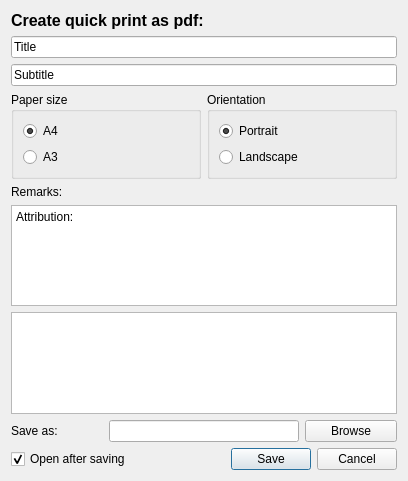
First picture: the form in quick_print3_dialog_base.ui, repository MarcoDuiker/QGIS_QuickPrint, before the edit.
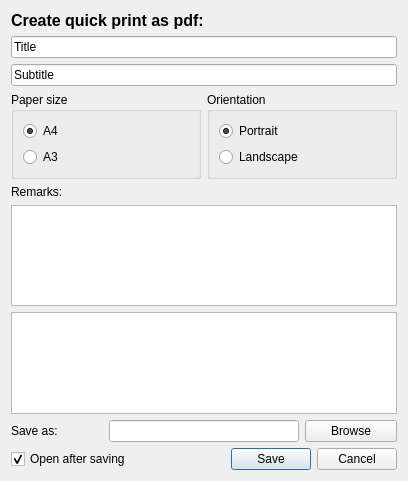
Second picture: the form after the edit.

Commit message: Added default attribution and remarks; moved settings to QgsSettings; improved file name handling

```diff
--- a/quick_print3_dialog_base.ui
+++ b/quick_print3_dialog_base.ui
@@ -41,7 +41,7 @@
    <item row="5" column="0" colspan="4">
     <widget class="QPlainTextEdit" name="bronnenFld">
      <property name="plainText">
-      <string>Attribution:</string>
+      <string/>
      </property>
     </widget>
    </item>
```
Left out of the diff: 24 changed lines with no effect on the pictures. The commit also changes 20 other files.
